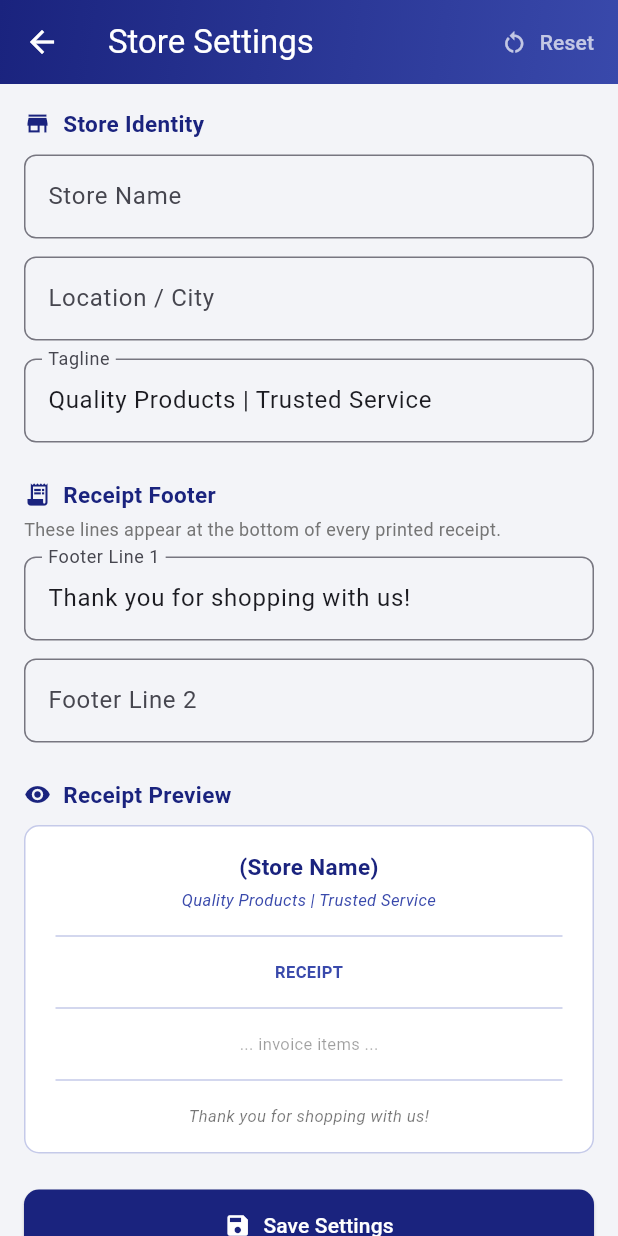
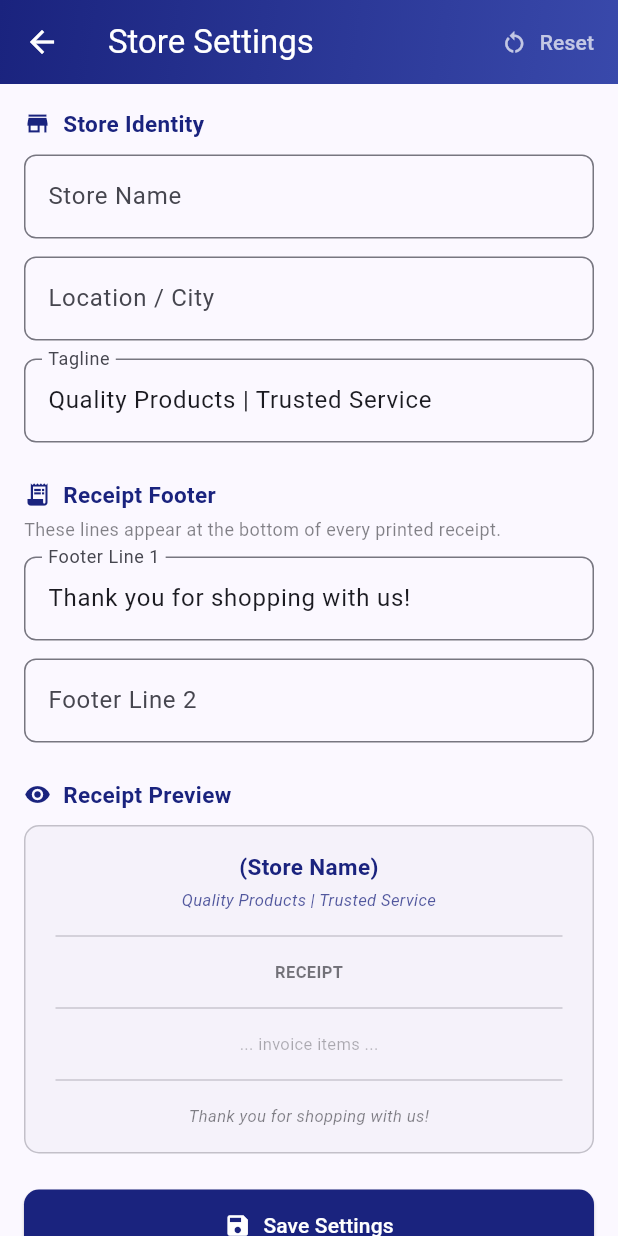
Before and after one commit to MahajanMohit/Invoice_generator, a Flutter app: the SettingsScreen screen opened directly, on a phone screen of 412 x 824 dp. Run offline on Flutter 3.47's test engine with Material 3 defaults, Android fonts, the phone set to English and light mode, and no system bars; our stand-ins replace open_filex, pdf, share_plus, shared_preferences, sqflite; accounts and stored records are empty.

Commit message:
Fix dark mode not applying to history and settings screens
Both screens had hardcoded light colors:
- Scaffold backgroundColor: Color(0xFFF3F4F8) (always light grey)
- Body text/icons: Colors.black26/45/54 (invisible on dark bg)
- _DateHeader, _InvoiceCard: hardcoded Color(0xFF1a237e) const
- Settings preview box: Colors.white background, Colors.black38/54 text

Fix: replace all hardcoded colors with Theme.of(context).colorScheme
equivalents (cs.primary, cs.onSurface.withOpacity(), cs.surfaceContainerLow,
cs.outline) so dark mode is applied uniformly across all screens.

https://claude.ai/code/session_019NBe2KZ6woXxuhiGGseFEh

```diff
--- a/shakti_invoice/lib/screens/settings_screen.dart
+++ b/shakti_invoice/lib/screens/settings_screen.dart
@@ -99,8 +99,8 @@ class _SettingsScreenState extends State<SettingsScreen> {
 
   @override
   Widget build(BuildContext context) {
+    final cs = Theme.of(context).colorScheme;
     return Scaffold(
-      backgroundColor: const Color(0xFFF3F4F8),
       appBar: AppBar(
         flexibleSpace: Container(
           decoration: const BoxDecoration(
@@ -128,7 +128,7 @@ class _SettingsScreenState extends State<SettingsScreen> {
               child: ListView(
                 padding: const EdgeInsets.all(16),
                 children: [
-                  _sectionHeader(Icons.store, 'Store Identity'),
+                  _sectionHeader(Icons.store, 'Store Identity', cs),
                   const SizedBox(height: 10),
                   _field(
                     controller: _nameCtrl,
@@ -136,6 +136,7 @@ class _SettingsScreenState extends State<SettingsScreen> {
                     hint: 'e.g. My General Store',
                     required: true,
                     maxLength: 60,
+                    cs: cs,
                   ),
                   const SizedBox(height: 12),
                   _field(
@@ -144,6 +145,7 @@ class _SettingsScreenState extends State<SettingsScreen> {
                     hint: 'e.g. Dablehar  (optional)',
                     required: false,
                     maxLength: 60,
+                    cs: cs,
                   ),
                   const SizedBox(height: 12),
                   _field(
@@ -152,13 +154,16 @@ class _SettingsScreenState extends State<SettingsScreen> {
                     hint: 'e.g. Quality Products | Trusted Service',
                     required: false,
                     maxLength: 80,
+                    cs: cs,
                   ),
                   const SizedBox(height: 24),
-                  _sectionHeader(Icons.receipt_long, 'Receipt Footer'),
+                  _sectionHeader(Icons.receipt_long, 'Receipt Footer', cs),
                   const SizedBox(height: 4),
                   Text(
                     'These lines appear at the bottom of every printed receipt.',
-                    style: TextStyle(fontSize: 12, color: Colors.grey[600]),
+                    style: TextStyle(
+                        fontSize: 12,
+                        color: cs.onSurface.withOpacity(0.55)),
                   ),
                   const SizedBox(height: 10),
                   _field(
@@ -167,6 +172,7 @@ class _SettingsScreenState extends State<SettingsScreen> {
                     hint: 'e.g. Thank you for shopping with us!',
                     required: false,
                     maxLength: 80,
+                    cs: cs,
                   ),
                   const SizedBox(height: 12),
                   _field(
@@ -175,9 +181,10 @@ class _SettingsScreenState extends State<SettingsScreen> {
                     hint: 'e.g. Visit us again!  (optional)',
                     required: false,
                     maxLength: 80,
+                    cs: cs,
                   ),
                   const SizedBox(height: 24),
-                  _buildPreview(),
+                  _buildPreview(cs),
                   const SizedBox(height: 24),
                   SizedBox(
                     width: double.infinity,
@@ -207,15 +214,15 @@ class _SettingsScreenState extends State<SettingsScreen> {
     );
   }
 
-  Widget _sectionHeader(IconData icon, String title) => Row(
+  Widget _sectionHeader(IconData icon, String title, ColorScheme cs) => Row(
         children: [
-          Icon(icon, size: 18, color: _primary),
+          Icon(icon, size: 18, color: cs.primary),
           const SizedBox(width: 8),
           Text(title,
-              style: const TextStyle(
+              style: TextStyle(
                   fontWeight: FontWeight.bold,
                   fontSize: 15,
-                  color: _primary)),
+                  color: cs.primary)),
         ],
       );
 
@@ -225,6 +232,7 @@ class _SettingsScreenState extends State<SettingsScreen> {
     required String hint,
     required bool required,
     required int maxLength,
+    required ColorScheme cs,
   }) =>
       TextFormField(
         controller: controller,
@@ -236,7 +244,7 @@ class _SettingsScreenState extends State<SettingsScreen> {
           border: OutlineInputBorder(borderRadius: BorderRadius.circular(8)),
           focusedBorder: OutlineInputBorder(
             borderRadius: BorderRadius.circular(8),
-            borderSide: const BorderSide(color: _primary, width: 2),
+            borderSide: BorderSide(color: cs.primary, width: 2),
           ),
         ),
         validator: required
@@ -245,7 +253,7 @@ class _SettingsScreenState extends State<SettingsScreen> {
       );
 
   /// Live preview of how the receipt header/footer will look
-  Widget _buildPreview() {
+  Widget _buildPreview(ColorScheme cs) {
     return AnimatedBuilder(
       animation: Listenable.merge(
           [_nameCtrl, _taglineCtrl, _locationCtrl, _footer1Ctrl, _footer2Ctrl]),
@@ -256,73 +264,76 @@ class _SettingsScreenState extends State<SettingsScreen> {
         final f1 = _footer1Ctrl.text.trim();
         final f2 = _footer2Ctrl.text.trim();
         final displayName = location.isEmpty ? name : '$name, $location';
+        final dividerColor = cs.outline.withOpacity(0.35);
 
         return Column(
           crossAxisAlignment: CrossAxisAlignment.start,
           children: [
-            _sectionHeader(Icons.visibility, 'Receipt Preview'),
+            _sectionHeader(Icons.visibility, 'Receipt Preview', cs),
             const SizedBox(height: 10),
             Container(
               width: double.infinity,
               padding: const EdgeInsets.symmetric(vertical: 16, horizontal: 20),
               decoration: BoxDecoration(
-                color: Colors.white,
+                color: cs.surfaceContainerLow,
                 borderRadius: BorderRadius.circular(10),
-                border: Border.all(color: const Color(0xFFc5cae9)),
+                border: Border.all(color: cs.outline.withOpacity(0.4)),
               ),
               child: Column(
                 children: [
                   Text(
                     displayName.isEmpty ? '(Store Name)' : displayName,
-                    style: const TextStyle(
+                    style: TextStyle(
                       fontWeight: FontWeight.bold,
                       fontSize: 15,
-                      color: _primary,
+                      color: cs.primary,
                     ),
                     textAlign: TextAlign.center,
                   ),
                   if (tagline.isNotEmpty) ...[
                     const SizedBox(height: 4),
                     Text(tagline,
-                        style: const TextStyle(
+                        style: TextStyle(
                             fontSize: 11,
                             fontStyle: FontStyle.italic,
-                            color: _mid),
+                            color: cs.primary.withOpacity(0.75)),
                         textAlign: TextAlign.center),
                   ],
-                  const Padding(
-                    padding: EdgeInsets.symmetric(vertical: 8),
-                    child: Divider(color: Color(0xFFc5cae9)),
+                  Padding(
+                    padding: const EdgeInsets.symmetric(vertical: 8),
+                    child: Divider(color: dividerColor),
                   ),
-                  const Text('RECEIPT',
+                  Text('RECEIPT',
                       style: TextStyle(
                           fontWeight: FontWeight.bold,
                           fontSize: 11,
-                          color: _mid)),
-                  const Padding(
-                    padding: EdgeInsets.symmetric(vertical: 8),
-                    child: Divider(color: Color(0xFFc5cae9)),
+                          color: cs.onSurface.withOpacity(0.6))),
+                  Padding(
+                    padding: const EdgeInsets.symmetric(vertical: 8),
+                    child: Divider(color: dividerColor),
                   ),
-                  const Text('... invoice items ...',
-                      style: TextStyle(fontSize: 11, color: Colors.black38)),
-                  const Padding(
-                    padding: EdgeInsets.symmetric(vertical: 8),
-                    child: Divider(color: Color(0xFFc5cae9)),
+                  Text('... invoice items ...',
+                      style: TextStyle(
+                          fontSize: 11,
+                          color: cs.onSurface.withOpacity(0.35))),
+                  Padding(
+                    padding: const EdgeInsets.symmetric(vertical: 8),
+                    child: Divider(color: dividerColor),
                   ),
                   if (f1.isNotEmpty)
                     Text(f1,
-                        style: const TextStyle(
+                        style: TextStyle(
                             fontSize: 11,
                             fontStyle: FontStyle.italic,
-                            color: Colors.black54),
+                            color: cs.onSurface.withOpacity(0.55)),
                         textAlign: TextAlign.center),
                   if (f2.isNotEmpty) ...[
                     const SizedBox(height: 2),
                     Text(f2,
-                        style: const TextStyle(
+                        style: TextStyle(
                             fontSize: 11,
                             fontStyle: FontStyle.italic,
-                            color: Colors.black54),
+                            color: cs.onSurface.withOpacity(0.55)),
                         textAlign: TextAlign.center),
                   ],
                 ],
```
Also changed, not shown: shakti_invoice/lib/screens/history_screen.dart (+37 -27 lines).
